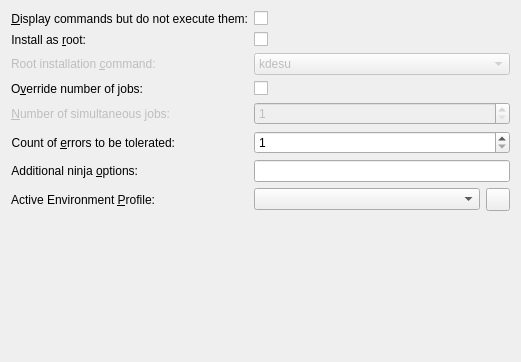
Above: plugins/ninjabuilder/ninjaconfig.ui from KDE/kdevelop before the change. Below: the same form after it.
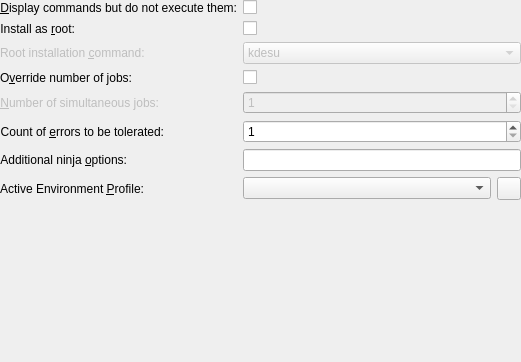
That is the form after the change. Custom widgets are drawn as their Qt base class.

Commit message:
Fix extra margins around config pages
KPageView changed behaviour in KF 5.65, no longer enforces a 0 margin
around pages itself, so we have to do it explicitly.

The edit to the form file:
```diff
--- a/plugins/ninjabuilder/ninjaconfig.ui
+++ b/plugins/ninjabuilder/ninjaconfig.ui
@@ -14,6 +14,18 @@
    <property name="fieldGrowthPolicy">
     <enum>QFormLayout::AllNonFixedFieldsGrow</enum>
    </property>
+   <property name="leftMargin">
+    <number>0</number>
+   </property>
+   <property name="topMargin">
+    <number>0</number>
+   </property>
+   <property name="rightMargin">
+    <number>0</number>
+   </property>
+   <property name="bottomMargin">
+    <number>0</number>
+   </property>
    <item row="0" column="0">
     <widget class="QLabel" name="label_7">
      <property name="text">
```
The commit also changes 16 other files.
